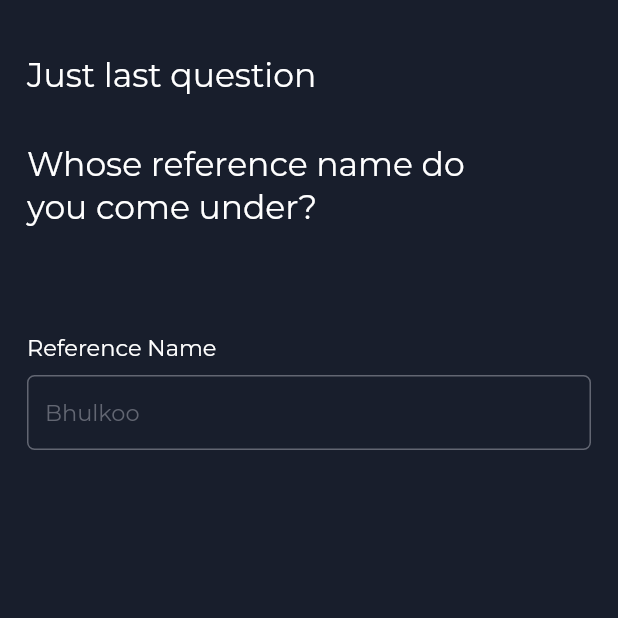
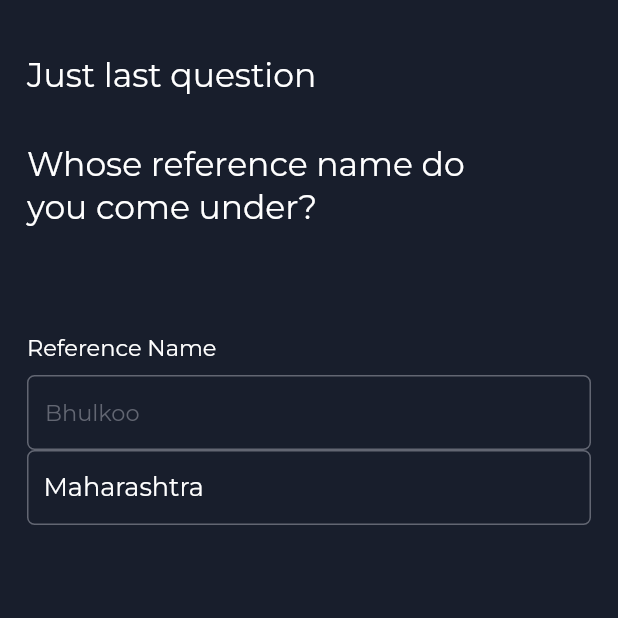
Before and after one commit to thesparkler/mozak, a Flutter app: the UserReferenceName screen opened directly with empty values, on a phone screen of 412 x 824 dp, the top half of it. Run offline on Flutter 3.47's test engine with Material 2 defaults, Android fonts, the phone set to English and light mode, and no system bars; our stand-ins replace auto_size_text, connectivity_plus, google_fonts, lottie; missing offline and left inert: gsheets; key blocks and very long unbroken strings in the code were emptied for the run.

Commit message:
All Set Minor changes Remaining

```diff
--- a/lib/model/UserFormModel.dart
+++ b/lib/model/UserFormModel.dart
@@ -1,4 +1,4 @@
-import 'package:mozak/constants/AppStrings.dart';
+import '../constants/AppStrings.dart';
 
 class UserFormModel {
   var data = {
@@ -171,7 +171,6 @@ class UserFormModel {
   }
 
   String? validateStepTwoNamesField() {
-
     var firstName = data['first_name'];
     var middleName = data['middle_name'];
     var lastName = data['last_name'];
@@ -193,7 +192,6 @@ class UserFormModel {
   }
 
   String? validateStepFourContactInfo() {
-
     Pattern pattern = "(0/91)?[7-9][0-9]{9}";
     RegExp regex = RegExp(pattern.toString());
     var email = data['email'];
@@ -205,7 +203,7 @@ class UserFormModel {
       return AppStrings.enterValidEmail;
     } else if (contactNo != null && contactNo == '') {
       return AppStrings.contactNoRequired;
-    } else if(!regex.hasMatch(contactNo!)) {
+    } else if (!regex.hasMatch(contactNo!)) {
       return "Invalid Contact Number";
     }
     return null;
--- a/lib/screens/userform/formsteps/UserReferenceName.dart
+++ b/lib/screens/userform/formsteps/UserReferenceName.dart
@@ -18,10 +18,52 @@ class UserReferenceName extends StatefulWidget {
 class _UserReferenceNameState extends State<UserReferenceName> {
   final maxLines = 2;
   final _formKey = GlobalKey<FormState>();
+  String? selectedState;
+  String dropdownValue = "Maharashtra";
+  final List<String> _stateList = [
+    "Andaman and Nicobar",
+    "Andhra Pradesh",
+    "Arunachal Pradesh",
+    "Assam",
+    "Bihar",
+    "Chandigarh",
+    "Chhattisgarh",
+    "Dadra and Nagar Haveli",
+    "Daman and Diu",
+    "Delhi",
+    "Goa",
+    "Gujarat",
+    "Haryana",
+    "Himachal Pradesh",
+    "Jammu and Kashmir",
+    "Jharkhand",
+    "Karnataka",
+    "Kerala",
+    "Lakshadweep",
+    "Madhya Pradesh",
+    "Maharashtra",
+    "Manipur",
+    "Meghalaya",
+    "Mizoram",
+    "Nagaland",
+    "Orissa",
+    "Puducherry",
+    "Punjab",
+    "Rajasthan",
+    "Sikkim",
+    "Tamil Nadu",
+    "Telangana",
+    "Tripura",
+    "Uttar Pradesh",
+    "Uttarakhand",
+    "West Bengal	"
+  ];
 
   @override
   void initState() {
     super.initState();
+
+    dropdownValue = widget.model.getState();
   }
 
   @override
@@ -128,6 +170,49 @@ class _UserReferenceNameState extends State<UserReferenceName> {
                     fontSize: 15, color: hexToColor(AppColors.hintTextColor)),
               )),
         ),
+        Container(
+          decoration: BoxDecoration(
+            borderRadius: BorderRadius.circular(5.0),
+            border: Border.all(
+              color: hexToColor(AppColors.textFieldOutlineBorderColor),
+              width: 1.0,
+            ),
+          ),
+          width: MediaQuery.of(context).size.width,
+          child: Padding(
+            padding: const EdgeInsets.only(left: 10.0),
+            child: DropdownButton(
+              icon: const SizedBox.shrink(),
+              dropdownColor: hexToColor(AppColors.appThemeColor),
+              style: GoogleFonts.montserrat(
+                  fontWeight: FontWeight.w400,
+                  color: hexToColor(AppColors.whiteTextColor),
+                  fontSize: 17.0),
+              underline: DropdownButtonHideUnderline(child: Container()),
+              items: _stateList.map<DropdownMenuItem<String>>((String value) {
+                return DropdownMenuItem<String>(
+                    value: value,
+                    child: value == dropdownValue
+                        ? Text(
+                            value,
+                            style: const TextStyle(color: Colors.white),
+                          )
+                        : Text(
+                            value,
+                            style: TextStyle(
+                                color: hexToColor(AppColors.paleOrange)),
+                          ));
+              }).toList(),
+              onChanged: (String? newValue) {
+                setState(() {
+                  dropdownValue = newValue ?? dropdownValue;
+                  widget.model.setState(newValue!);
+                });
+              },
+              value: dropdownValue,
+            ),
+          ),
+        ),
       ],
     );
   }
--- a/pubspec.yaml
+++ b/pubspec.yaml
@@ -39,7 +39,6 @@ dependencies:
   cupertino_icons: ^1.0.2
   intl: ^0.17.0
   gsheets: ^0.3.2
-  flutter_config: ^2.0.0
   connectivity_plus: ^2.3.0
   auto_size_text: ^3.0.0
 
@@ -73,8 +72,6 @@ flutter:
     - assets/images/
     - assets/images/form_ui_assets/
     - assets/images/form_ui_assets/lottie/
-    - .env
-
   # An image asset can refer to one or more resolution-specific "variants", see
   # https://flutter.dev/assets-and-images/#resolution-aware.
 
```
Also changed, not shown: lib/api/mozak_sheet_api.dart (+18 -13 lines), lib/main.dart (+2 -12 lines), lib/screens/LoginScreen.dart (+4 -7 lines), lib/screens/userform/formsteps/SelectGender.dart (+7 -5 lines), 3 other files.
